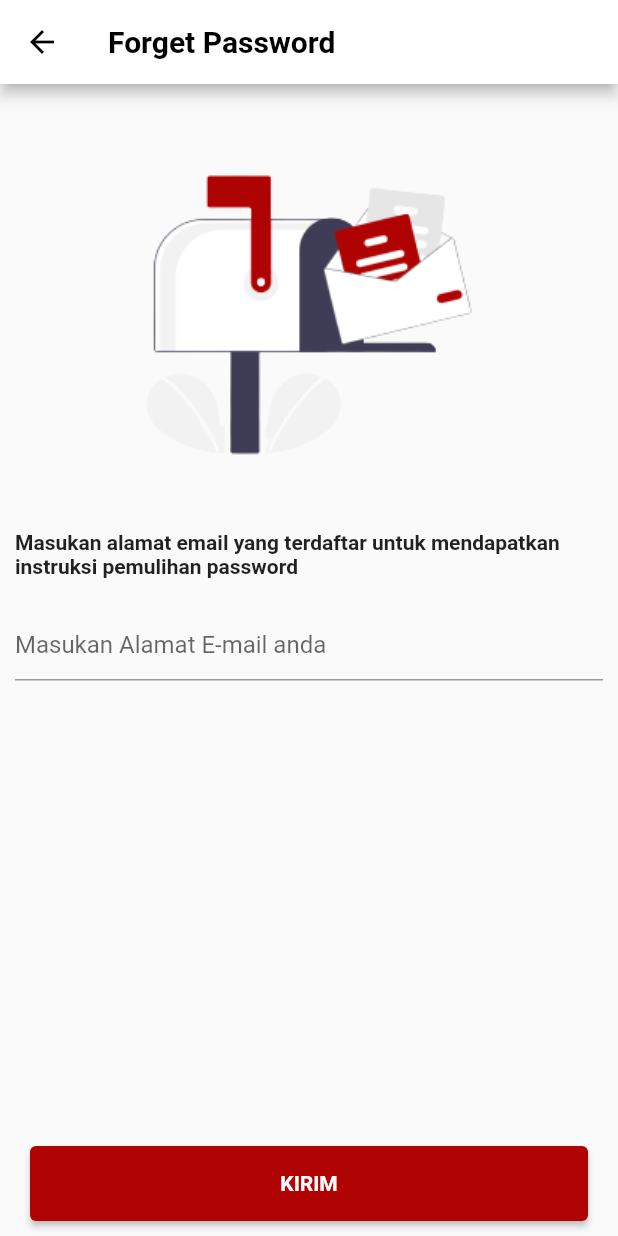
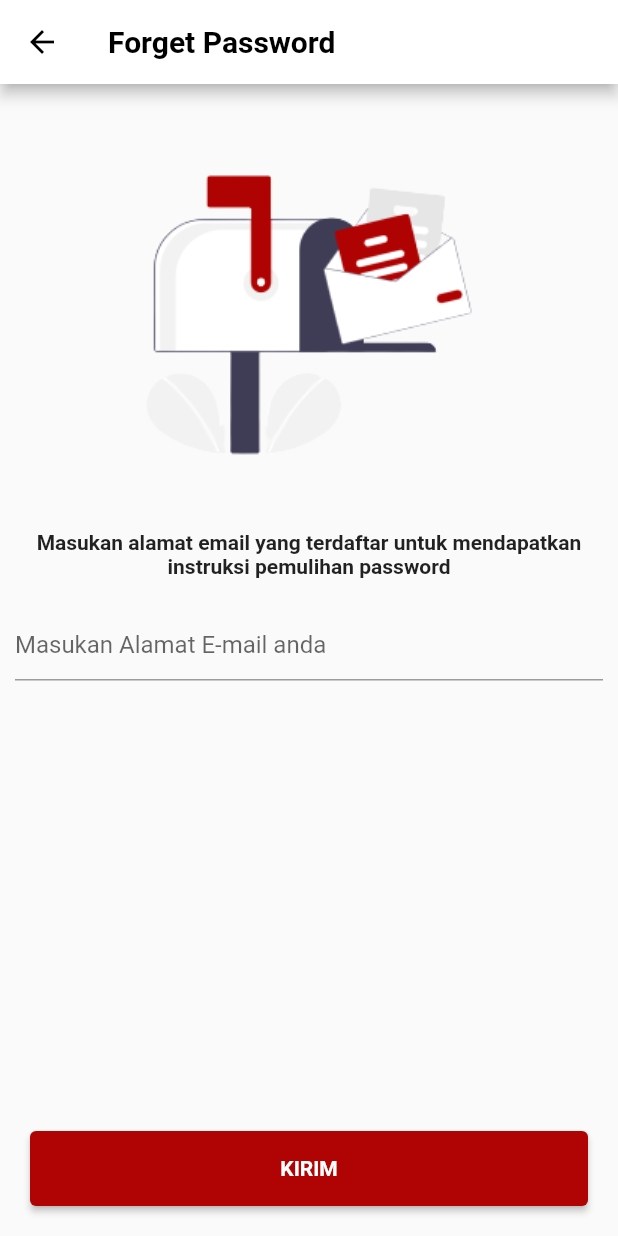
Before and after one commit to harisani/flutter_sate, a Flutter app: the ForgetPassoword screen opened directly, on a phone screen of 412 x 824 dp. Run offline on Flutter 3.47's test engine with Material 2 defaults, Android fonts, the phone set to English and light mode, and no system bars; our stand-ins replace get.

Commit message:
perbaikan text email

```diff
--- a/lib/view/forgetPassword.dart
+++ b/lib/view/forgetPassword.dart
@@ -9,7 +9,7 @@ class ForgetPassoword extends StatelessWidget {
   Widget build(BuildContext context) {
     return Scaffold(
         bottomSheet: Padding(
-          padding: const EdgeInsets.fromLTRB(10, 10, 10, 10),
+          padding: const EdgeInsets.fromLTRB(10, 10, 10, 20),
           child: Container(
               width: 500.0,
               // margin: EdgeInsets.fromLTRB(
@@ -47,7 +47,7 @@ class ForgetPassoword extends StatelessWidget {
               padding: EdgeInsets.all(10),
               child: Text(
                 "Masukan alamat email yang terdaftar untuk mendapatkan instruksi pemulihan password",
-                style: TextStyle(fontWeight: FontWeight.bold),
+                style: TextStyle(fontWeight: FontWeight.bold),textAlign: TextAlign.center,
               ),
             ),
             Container(
```
Also changed, not shown: 3 other files.
